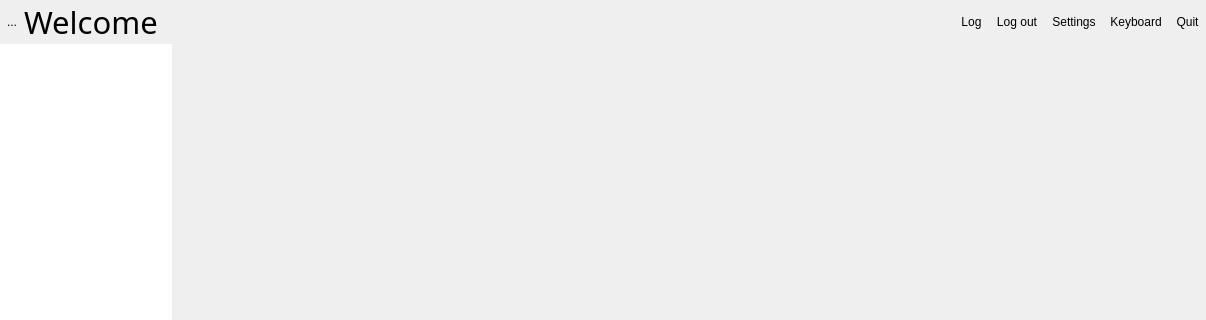
The window that Include/imtgui/CThumbnailDecoratorGuiComp.ui (ImagingTools/ImtCore) describes before a commit, drawn with Qt 5; both pictures show x 0 to 1206 and y 0 to 320 of the 1206 by 775 pixel window.
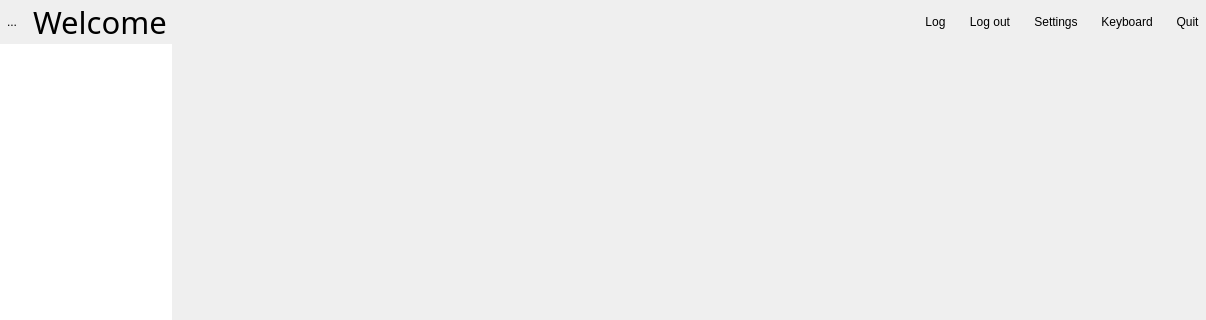
The same window after the commit. Icons and pictures are not drawn.

Commit message: Several corrections

Diff of the .ui file:
```diff
--- a/Include/imtgui/CThumbnailDecoratorGuiComp.ui
+++ b/Include/imtgui/CThumbnailDecoratorGuiComp.ui
@@ -164,7 +164,7 @@
      </property>
      <layout class="QHBoxLayout" name="horizontalLayout_2">
       <property name="spacing">
-       <number>0</number>
+       <number>9</number>
       </property>
       <property name="leftMargin">
        <number>0</number>
```
The commit also changes 2 other files.
